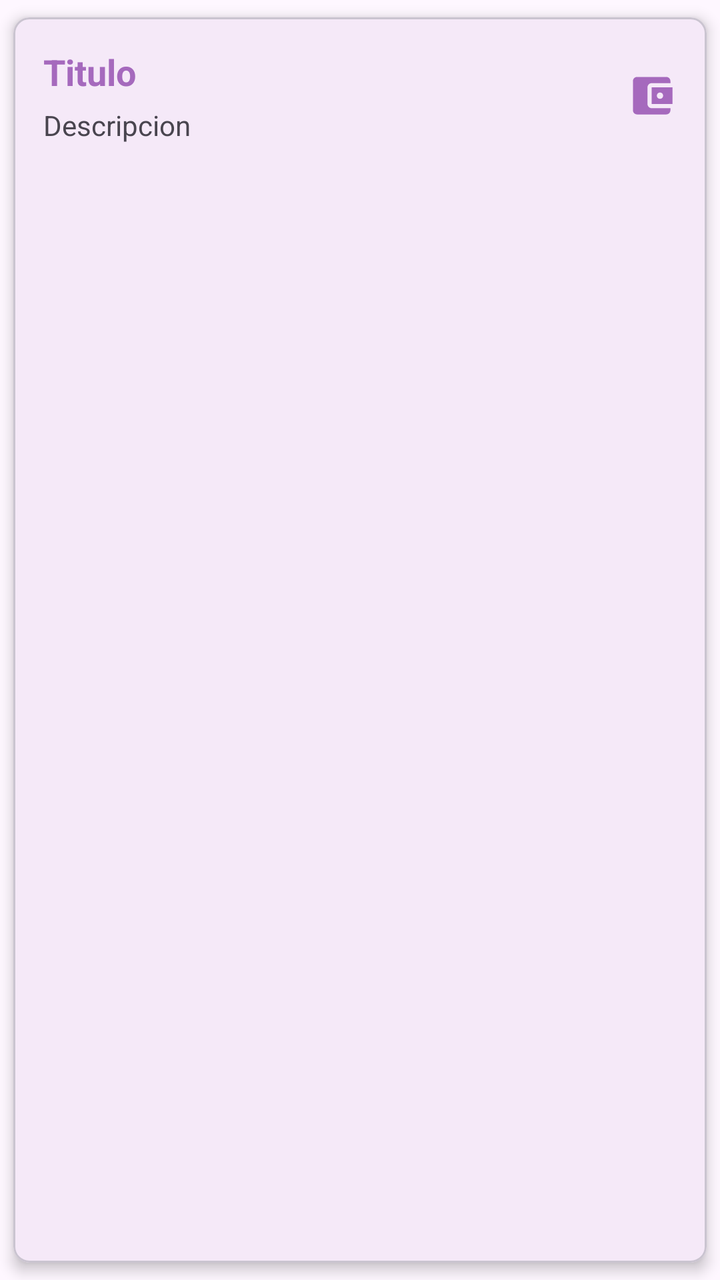
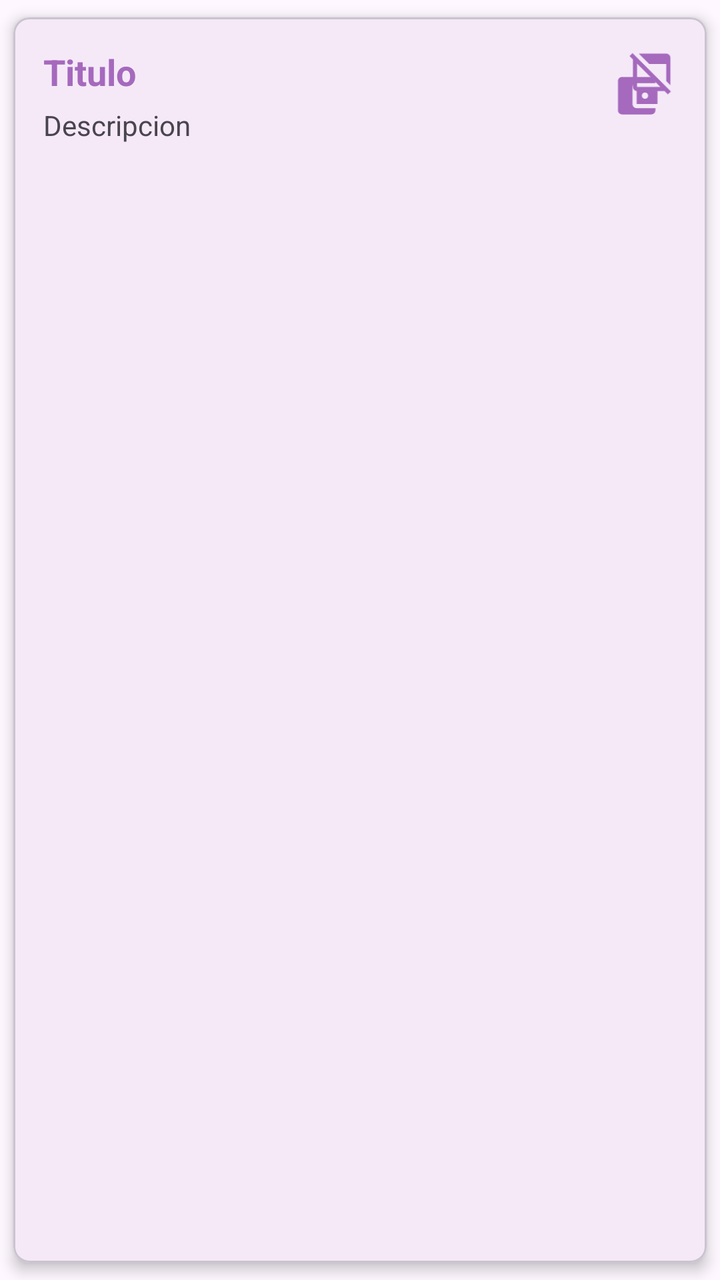

Two renders of the same Android screen: before a commit and after it. Below are the layout's source before the change and the commit's diff.
<!-- AndroidManifest.xml: application theme Theme.Tarea -->
<!-- res/layout/item_nota.xml -->
<?xml version="1.0" encoding="utf-8"?>
<com.google.android.material.card.MaterialCardView xmlns:android="http://schemas.android.com/apk/res/android"
    xmlns:app="http://schemas.android.com/apk/res-auto"
    android:layout_width="match_parent"
    android:layout_height="wrap_content"
    android:layout_margin="8dp"
    app:cardCornerRadius="8dp"
    app:cardElevation="4dp"
    app:cardUseCompatPadding="true">

    <RelativeLayout
        android:layout_width="match_parent"
        android:layout_height="wrap_content"
        android:padding="15dp">

        <TextView
            android:id="@+id/item_titulo"
            android:text="@string/item_titulo"
            android:textColor="@color/morado"
            android:textStyle="bold"
            android:textSize="18sp"
            android:layout_width="wrap_content"
            android:layout_height="wrap_content"
            android:layout_alignParentStart="true"
            android:layout_toStartOf="@id/ivActualizar"
            android:layout_marginEnd="10dp"/>

        <TextView
            android:id="@+id/item_descripcion"
            android:text="@string/item_descripcion"
            android:maxLines="3"
            android:layout_below="@id/item_titulo"
            android:layout_marginTop="5dp"
            android:layout_alignParentStart="true"
            android:layout_toStartOf="@id/ivActualizar"
            android:layout_marginEnd="10dp"
            android:layout_width="wrap_content"
            android:layout_height="wrap_content"/>

        <ImageView
            android:id="@+id/ivActualizar"
            android:layout_alignParentEnd="true"
            android:layout_centerVertical="true"
            android:src="@drawable/ic_editar"
            android:layout_width="25dp"
            android:layout_height="25dp"/>
    </RelativeLayout>
</com.google.android.material.card.MaterialCardView>
<!-- resources referenced by this layout -->
<resources>
  <color name="morado">#A569BD</color>
  <!-- drawable ic_editar (drawable) -->
  <vector xmlns:android="http://schemas.android.com/apk/res/android" android:height="24dp" android:tint="#A569BD" android:viewportHeight="24" android:viewportWidth="24" android:width="24dp">
        
      <path android:fillColor="@android:color/white" android:pathData="M21,18v1c0,1.1 -0.9,2 -2,2L5,21c-1.11,0 -2,-0.9 -2,-2L3,5c0,-1.1 0.89,-2 2,-2h14c1.1,0 2,0.9 2,2v1h-9c-1.11,0 -2,0.9 -2,2v8c0,1.1 0.89,2 2,2h9zM12,16h10L22,8L12,8v8zM16,13.5c-0.83,0 -1.5,-0.67 -1.5,-1.5s0.67,-1.5 1.5,-1.5 1.5,0.67 1.5,1.5 -0.67,1.5 -1.5,1.5z"/>
      
  </vector>
  <string name="item_descripcion">Descripcion</string>
  <string name="item_titulo">Titulo</string>
  <style name="Theme.Tarea" parent="Base.Theme.Tarea" />
  <style name="Base.Theme.Tarea" parent="Theme.Material3.DayNight.NoActionBar">
          
          <item name="colorPrimary">@color/morado</item>
          <item name="android:statusBarColor">@color/morado</item>
      </style>
</resources>

<!-- the commit's change to res/layout/item_nota.xml (unified diff, before → after) -->
@@ -42,7 +42,19 @@
             android:layout_alignParentEnd="true"
             android:layout_centerVertical="true"
             android:src="@drawable/ic_editar"
+            android:layout_width="40dp"
+            android:layout_height="25dp"/>
+        
+        
+        <ImageView
+            android:id="@+id/ivEliminar"
+            android:layout_alignParentEnd="true"
+            android:src="@drawable/outline_ad_off_24"
             android:layout_width="25dp"
-            android:layout_height="25dp"/>
+            android:layout_height="25dp"
+
+
+
+            />
     </RelativeLayout>
 </com.google.android.material.card.MaterialCardView>
<!-- resource entries referenced after the edit -->
@@ -5,6 +5,12 @@
   <vector xmlns:android="http://schemas.android.com/apk/res/android" android:height="24dp" android:tint="#A569BD" android:viewportHeight="24" android:viewportWidth="24" android:width="24dp">
         
       <path android:fillColor="@android:color/white" android:pathData="M21,18v1c0,1.1 -0.9,2 -2,2L5,21c-1.11,0 -2,-0.9 -2,-2L3,5c0,-1.1 0.89,-2 2,-2h14c1.1,0 2,0.9 2,2v1h-9c-1.11,0 -2,0.9 -2,2v8c0,1.1 0.89,2 2,2h9zM12,16h10L22,8L12,8v8zM16,13.5c-0.83,0 -1.5,-0.67 -1.5,-1.5s0.67,-1.5 1.5,-1.5 1.5,0.67 1.5,1.5 -0.67,1.5 -1.5,1.5z"/>
+      
+  </vector>
+  <!-- drawable outline_ad_off_24 (drawable) -->
+  <vector xmlns:android="http://schemas.android.com/apk/res/android" android:height="24dp" android:tint="#A569BD" android:viewportHeight="960" android:viewportWidth="960" android:width="24dp">
+        
+      <path android:fillColor="@android:color/white" android:pathData="M791,904L727,840Q727,840 727,840Q727,840 727,840L200,840Q167,840 143.5,816.5Q120,793 120,760L120,233Q120,233 120,233Q120,233 120,233L56,168L112,112L848,848L791,904ZM200,760L647,760L200,313L200,760Q200,760 200,760Q200,760 200,760ZM840,727L760,647L760,320L433,320L233,120L760,120Q793,120 816.5,143.5Q840,167 840,200L840,727Z"/>
       
   </vector>
   <string name="item_descripcion">Descripcion</string>
